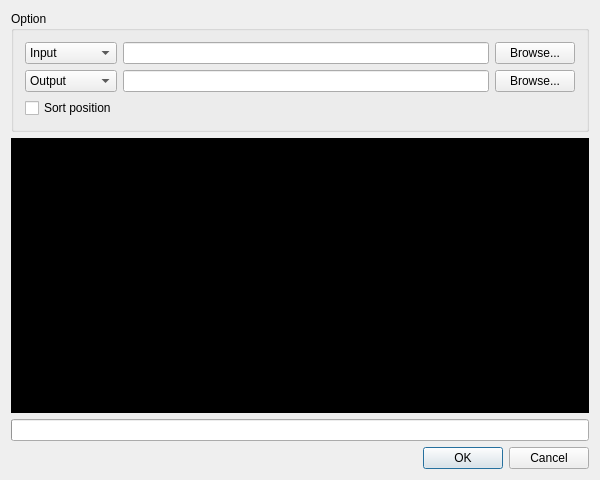
Qt form gui/dialog.ui (njau-sri/gconv) before a commit.
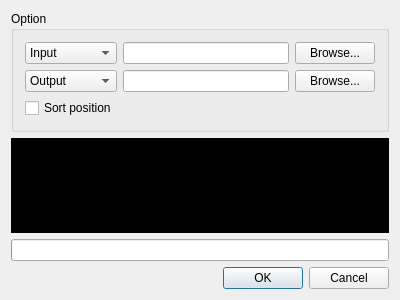
The same form after that commit.

```diff
--- a/gui/dialog.ui
+++ b/gui/dialog.ui
@@ -6,8 +6,8 @@
    <rect>
     <x>0</x>
     <y>0</y>
-    <width>600</width>
-    <height>480</height>
+    <width>400</width>
+    <height>300</height>
    </rect>
   </property>
   <property name="windowTitle">
@@ -132,6 +132,19 @@
      </property>
     </widget>
    </item>
+   <item>
+    <spacer name="verticalSpacer">
+     <property name="orientation">
+      <enum>Qt::Vertical</enum>
+     </property>
+     <property name="sizeHint" stdset="0">
+      <size>
+       <width>20</width>
+       <height>40</height>
+      </size>
+     </property>
+    </spacer>
+   </item>
    <item>
     <widget class="QDialogButtonBox" name="buttonBox">
      <property name="standardButtons">
```
Left out of the diff: 6 changed lines with no effect on the pictures.
